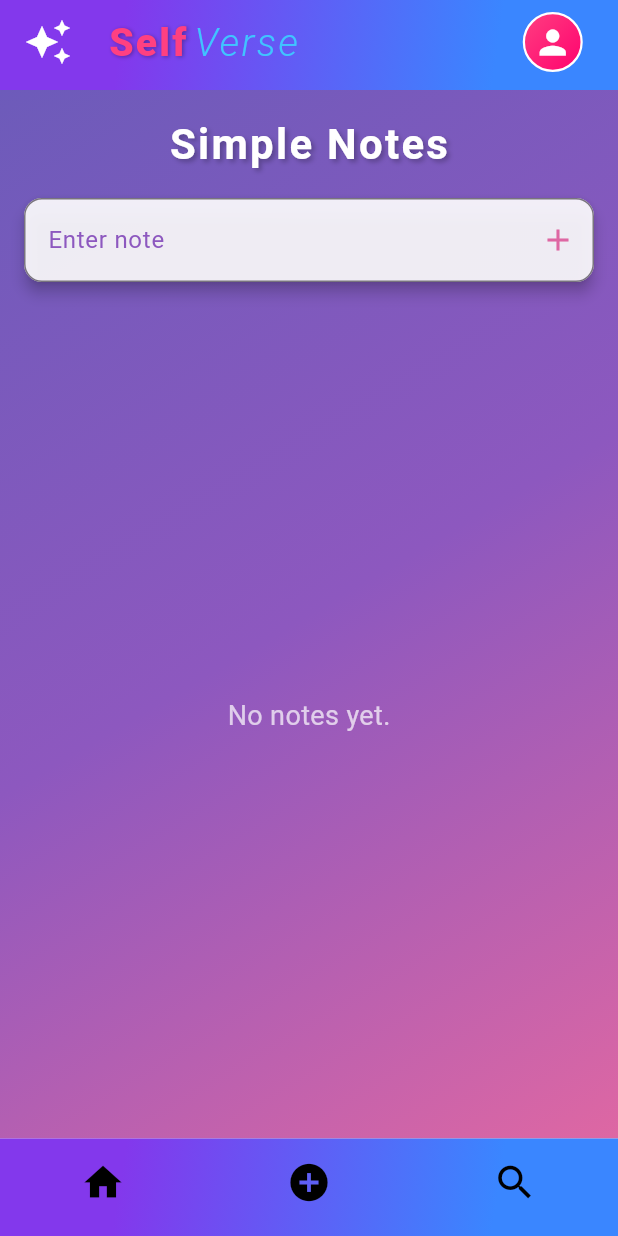
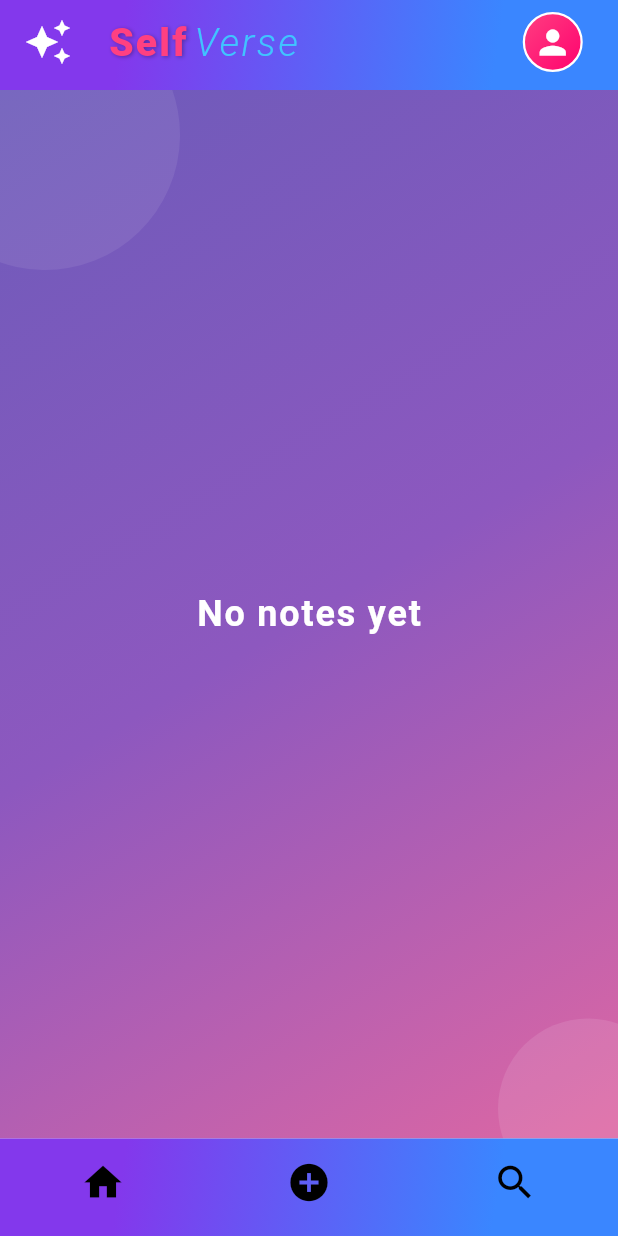
Before and after one commit to Shankar-CSE/self_verse, a Flutter app: the Home screen opened directly, on a phone screen of 412 x 824 dp. Run offline on Flutter 3.47's test engine with Material 3 defaults, Android fonts, the phone set to English and light mode, and no system bars; our stand-ins replace hive, hive_flutter; accounts and stored records are empty; Roboto replaces fonts that are missing (Montserrat, Poppins).

Commit message:
refactor: implement AddNote screen with NoteAppbar and NoteBody; enhance BottomBar navigation and HomeBackground animation

```diff
--- /dev/null
+++ b/lib/widgets/background/home_background.dart
@@ -0,0 +1,81 @@
+import 'package:flutter/material.dart';
+import 'package:flutter/scheduler.dart';
+
+class HomeBackground extends StatefulWidget {
+  const HomeBackground({super.key});
+
+  @override
+  State<HomeBackground> createState() => _HomeBackgroundState();
+}
+
+class _HomeBackgroundState extends State<HomeBackground> with SingleTickerProviderStateMixin {
+  late final AnimationController _animationController;
+
+  @override
+  void initState() {
+    super.initState();
+    _animationController = AnimationController(
+      vsync: this,
+      duration: const Duration(seconds: 10),
+    )..repeat();
+  }
+
+  @override
+  void dispose() {
+    _animationController.dispose();
+    super.dispose();
+  }
+
+@override
+Widget build(BuildContext context) {
+  return Stack(
+    children: [
+      // Gradient background
+      Container(
+        decoration: const BoxDecoration(
+          gradient: LinearGradient(
+            colors: [Color(0xFF6D5BBA), Color(0xFF8D58BF), Color(0xFFDE67A3)],
+            begin: Alignment.topLeft,
+            end: Alignment.bottomRight,
+          ),
+        ),
+      ),
+      // Decorative animated circle (top left)
+      Positioned(
+        top: -60,
+        left: -60,
+        child: AnimatedBuilder(
+          animation: _animationController,
+          builder: (context, child) {
+            return Transform.rotate(
+              angle: _animationController.value * 2 * 3.1415926535897932,
+              child: Container(
+                width: 180,
+                height: 180,
+                decoration: BoxDecoration(
+                  shape: BoxShape.circle,
+                  color: Colors.white.withOpacity(0.08),
+                ),
+              ),
+            );
+          },
+        ),
+      ),
+      // Decorative circle (bottom right)
+      Positioned(
+        bottom: -40,
+        right: -40,
+        child: Container(
+          width: 120,
+          height: 120,
+          decoration: BoxDecoration(
+            shape: BoxShape.circle,
+            color: Colors.white.withOpacity(0.10),
+          ),
+        ),
+      ),
+    ],
+  );
+}
+
+}
--- a/lib/widgets/home/BottomBar.dart
+++ b/lib/widgets/home/BottomBar.dart
@@ -1,10 +1,21 @@
 import 'package:flutter/material.dart';
+import 'package:self_verse/screens/add_note.dart';
+import 'package:self_verse/screens/home.dart';
 
 class BottomBar extends StatelessWidget {
   const BottomBar({super.key});
 
   @override
   Widget build(BuildContext context) {
+
+List screens = [
+    Home(),
+    AddNote(),
+    Home(),
+
+  ];
+
+
     return Container(
       decoration: const BoxDecoration(
         gradient: LinearGradient(
@@ -50,7 +61,12 @@ class BottomBar extends StatelessWidget {
       ],
       currentIndex: 0,
       onTap: (index) {
-        // Handle navigation logic here
+        Navigator.push(
+          context,
+          MaterialPageRoute(
+            builder: (context) => screens[index],
+          ),
+        );
       },
     )
     );
--- a/lib/widgets/home/home_body.dart
+++ b/lib/widgets/home/home_body.dart
@@ -1,4 +1,5 @@
 import 'package:flutter/material.dart';
+import 'package:self_verse/widgets/background/home_background.dart';
 
 class HomeBody extends StatefulWidget {
   const HomeBody({super.key});
@@ -7,120 +8,32 @@ class HomeBody extends StatefulWidget {
   State<HomeBody> createState() => _HomeBodyState();
 }
 
-class _HomeBodyState extends State<HomeBody> {
-  final List<String> _notes = [];
-  final TextEditingController _controller = TextEditingController();
+class _HomeBodyState extends State<HomeBody> with SingleTickerProviderStateMixin {
 
-  void _addNote() {
-    final text = _controller.text.trim();
-    if (text.isNotEmpty) {
-      setState(() {
-        _notes.add(text);
-        _controller.clear();
-      });
-    }
-  }
 
-  void _deleteNote(int index) {
-    setState(() {
-      _notes.removeAt(index);
-    });
-  }
 
 @override
 Widget build(BuildContext context) {
   return Container(
     decoration: const BoxDecoration(
-        gradient: LinearGradient(
-          colors: [Color(0xFF6D5BBA), Color(0xFF8D58BF), Color(0xFFDE67A3)],
-          begin: Alignment.topLeft,
-          end: Alignment.bottomRight,
+      color: Colors.transparent,
     ),
-      ),
-      child: Center(
-        child: Padding(
-          padding: const EdgeInsets.all(16.0),
-          child: Column(
-            mainAxisAlignment: MainAxisAlignment.start,
+    child: Stack(
       children: [
-              const Text(
-                'Simple Notes',
+        const HomeBackground(),
+        Center(
+          child: Text(
+            'No notes yet',
             style: TextStyle(
-                  fontSize: 28,
+              color: Colors.white,
+              fontSize: 24,
               fontWeight: FontWeight.bold,
-                  color: Colors.white,
-                  letterSpacing: 1.5,
-                  shadows: [
-                    Shadow(
-                      blurRadius: 4,
-                      color: Colors.black26,
-                      offset: Offset(2, 2),
-                    ),
-                  ],
-                ),
-              ),
-              const SizedBox(height: 16),
-              Material(
-                elevation: 4,
-                borderRadius: BorderRadius.circular(12),
-                color: Colors.white.withOpacity(0.9),
-                child: TextField(
-                  controller: _controller,
-                  decoration: InputDecoration(
-                    labelText: 'Enter note',
-                    labelStyle: const TextStyle(color: Color(0xFF8D58BF)),
-                    border: OutlineInputBorder(
-                      borderRadius: BorderRadius.circular(12),
-                    ),
-                    suffixIcon: IconButton(
-                      icon: const Icon(Icons.add, color: Color(0xFFDE67A3)),
-                      onPressed: _addNote,
-                    ),
-                  ),
-                  onSubmitted: (_) => _addNote(),
-                ),
-              ),
-              const SizedBox(height: 24),
-              Expanded(
-                child: _notes.isEmpty
-                    ? const Center(
-                        child: Text(
-                          'No notes yet.',
-                          style: TextStyle(
-                            color: Colors.white70,
-                            fontSize: 18,
-                          ),
-                        ),
-                      )
-                    : ListView.builder(
-                        itemCount: _notes.length,
-                        itemBuilder: (context, index) => Card(
-                          elevation: 6,
-                          shape: RoundedRectangleBorder(
-                            borderRadius: BorderRadius.circular(14),
-                          ),
-                          color: Colors.white.withOpacity(0.95),
-                          margin: const EdgeInsets.symmetric(vertical: 8),
-                          child: ListTile(
-                            title: Text(
-                              _notes[index],
-                              style: const TextStyle(
-                                color: Color(0xFF6D5BBA),
-                                fontWeight: FontWeight.w600,
-                              ),
-                            ),
-                            trailing: IconButton(
-                              icon: const Icon(Icons.delete, color: Color(0xFFDE67A3)),
-                              onPressed: () => _deleteNote(index),
-                            ),
-                          ),
+              letterSpacing: 1.2,
             ),
           ),
         ),
       ],
     ),
-        ),
-      ),
   );
 }
 }
```
Also changed, not shown: lib/screens/add_note.dart (added, +15 -0 lines), lib/widgets/notes/note_appbar.dart (added, +36 -0 lines), lib/widgets/notes/note_body.dart (added, +45 -0 lines). Lines whose indentation alone changed are shown as unchanged.
